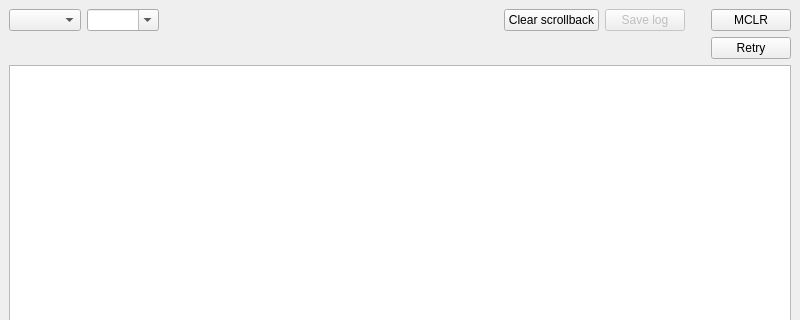
Qt form mainwindow.ui (thirtythreeforty/bullycpp) before a commit; both pictures show x 0 to 800 and y 0 to 320 of the 800 by 600 pixel window.
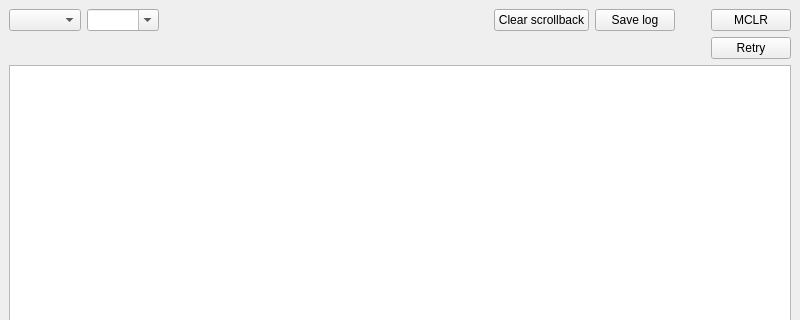
The same form after that commit. Custom widgets are drawn as their Qt base class.

Diff of the .ui file:
```diff
--- a/mainwindow.ui
+++ b/mainwindow.ui
@@ -62,9 +62,6 @@
       </item>
       <item>
        <widget class="QPushButton" name="saveSerialButton">
-        <property name="enabled">
-         <bool>false</bool>
-        </property>
         <property name="text">
          <string>Save log</string>
         </property>
@@ -76,11 +73,11 @@
          <enum>Qt::Horizontal</enum>
         </property>
         <property name="sizeType">
-         <enum>QSizePolicy::Fixed</enum>
+         <enum>QSizePolicy::Maximum</enum>
         </property>
         <property name="sizeHint" stdset="0">
          <size>
-          <width>20</width>
+          <width>30</width>
           <height>20</height>
          </size>
         </property>
```
